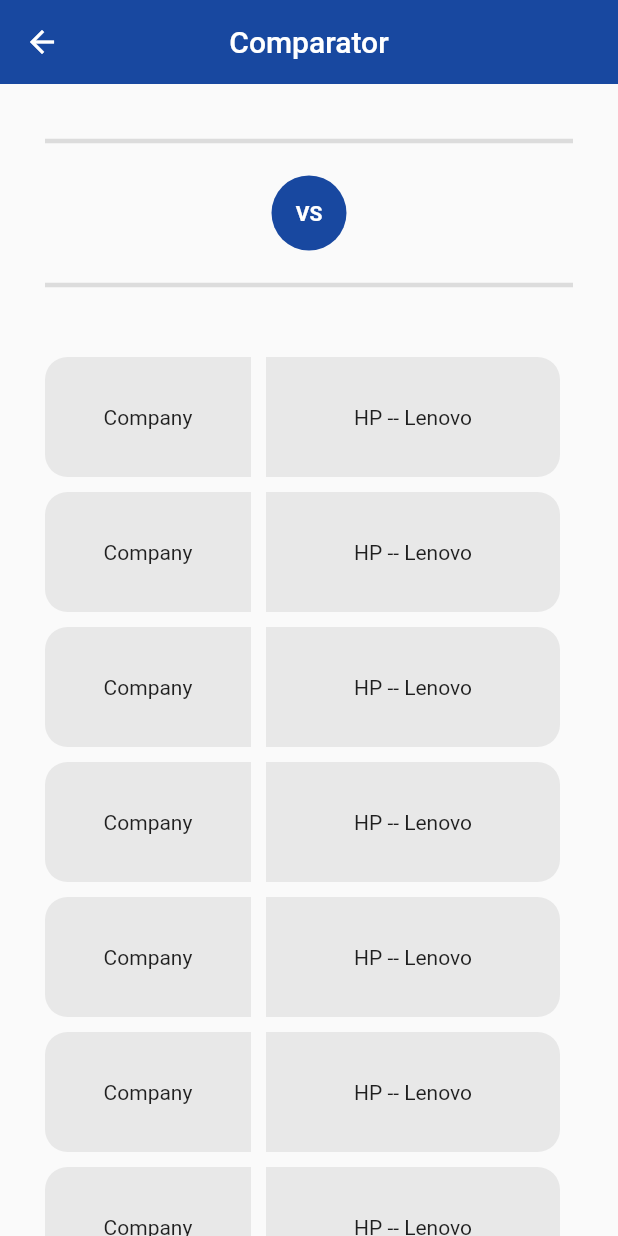
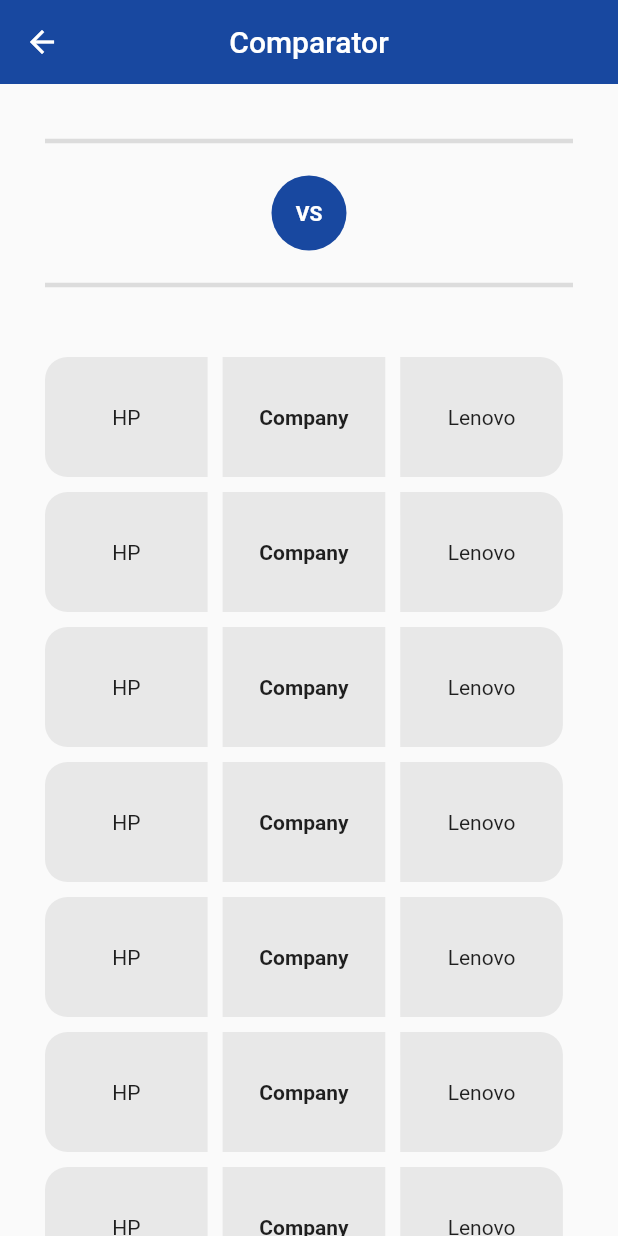
Before and after one commit to simonagrieco/tech_match, a Flutter app: the screen it shows after launch, tab 2 chosen, after a tap on "Compare", on a phone screen of 412 x 824 dp. Run offline on Flutter 3.47's test engine with Material 2 defaults, Android fonts, the phone set to English and light mode, and no system bars; our stand-ins replace searchfield; missing offline and left inert: mongo_dart.

Commit message:
comparator style modified

```diff
--- a/lib/dpHelper/costant.dart
+++ b/lib/dpHelper/costant.dart
@@ -2,5 +2,5 @@
 password= "progettoBD2"*/
 
 const MONGO_CONN_URL =
-    "mongodb+srv://progettoBD:progettoBD2@cluster0.dpa43vg.mongodb.net/?retryWrites=true&w=majority";
+    "mongodb+srv://progettoBD:progettoBD2@cluster0.dpa43vg.mongodb.net/TechMatchDB?retryWrites=true&w=majority";
 const USER_COLLECTION = "LaptopPrice"; //Collection name
--- a/lib/screen/comparator.dart
+++ b/lib/screen/comparator.dart
@@ -107,9 +107,22 @@ class Comparator extends StatelessWidget {
                             ),
                           ),
                           margin: EdgeInsets.only(right: 10),
-                          width: (MediaQuery.of(context).size.width / 3),
+                          width: (MediaQuery.of(context).size.width / 3.8),
                           height: 80,
-                          child: Center(child: Text("Company")),
+                          child: Center(child: Text("HP")),
+                        ),
+                        Container(
+                          decoration: BoxDecoration(
+                            color: Color.fromARGB(255, 232, 232, 232),
+                            borderRadius: BorderRadius.only(
+                              topLeft: Radius.circular(0),
+                              bottomLeft: Radius.circular(0),
+                            ),
+                          ),
+                          margin: EdgeInsets.only(right: 10),
+                          width: (MediaQuery.of(context).size.width / 3.8),
+                          height: 80,
+                          child: Center(child: Text("Company", style: TextStyle(fontWeight: FontWeight.bold),)),
                         ),
                         Container(
                           decoration: BoxDecoration(
@@ -119,9 +132,9 @@ class Comparator extends StatelessWidget {
                               bottomRight: Radius.circular(15),
                             ),
                           ),
-                          width: (MediaQuery.of(context).size.width / 2 - 10),
+                          width: (MediaQuery.of(context).size.width / 3.8),
                           height: 80,
-                          child: Center(child: Text("HP -- Lenovo")),
+                          child: Center(child: Text("Lenovo")),
                         )
                       ],
                     )),
```
